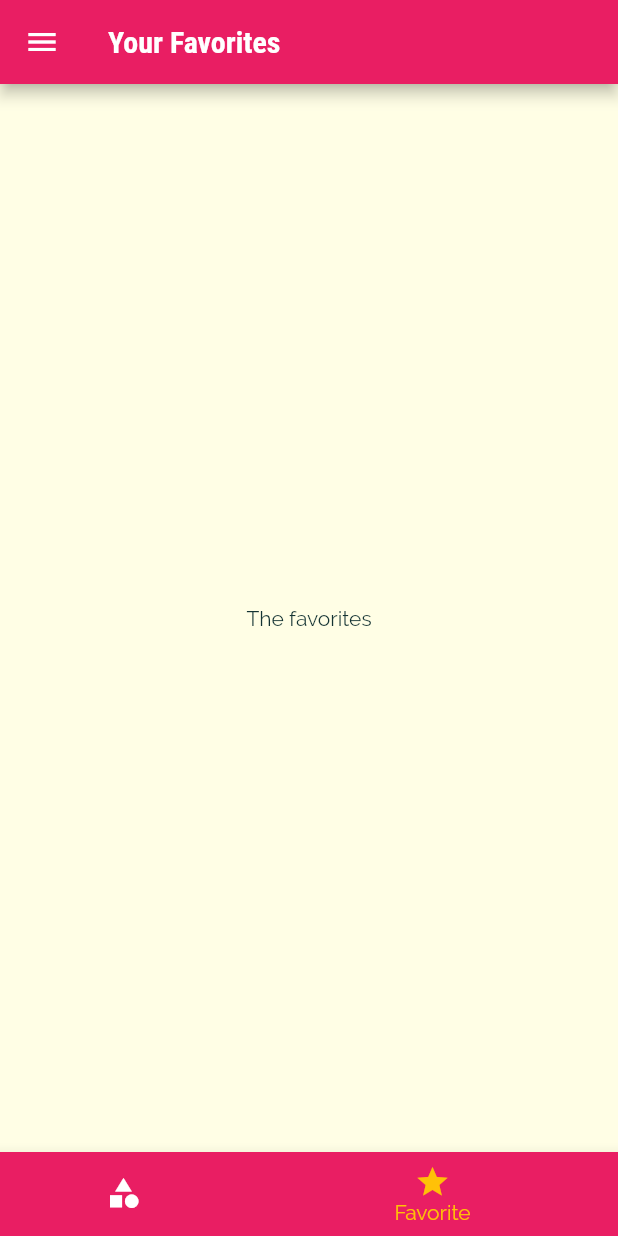
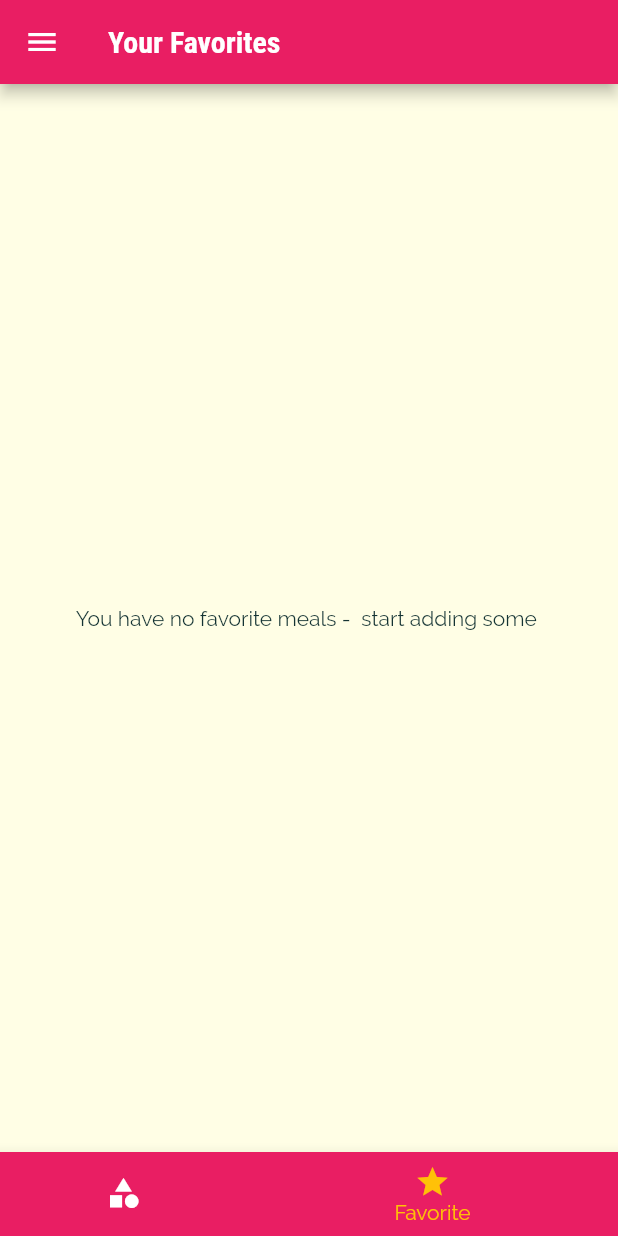
Before and after one commit to saielmejor/NavigationScreen, a Flutter app: the screen it shows after launch, item 2 of the bottom bar chosen, on a phone screen of 412 x 824 dp. Run offline on Flutter 3.47's test engine with Material 2 defaults, Android fonts, the light colour scheme and no system bars.

Commit message:
add favorite screen logic

```diff
--- a/lib/main.dart
+++ b/lib/main.dart
@@ -29,11 +29,27 @@ class _MyAppState extends State<MyApp> {
   };
   // create a list of meals from dummy_data.dart
   List<Meal> _availableMeals = DUMMY_MEALS;
+  //create a list if favorite meals
+  List<Meal> _favoritedMeals = []; // leave as empty as default
   //new method to get a map
   void _setFilters(Map<String, bool> filterData) {
     setState(() {
       _filters = filterData; // update filters properties
-      _availableMeals = DUMMY_MEALS.where((meal) {}).toList();
+      _availableMeals = DUMMY_MEALS.where((meal) {
+        if (_filters['gluten'] && !meal.isGlutenFree) {
+          return false;
+        }
+        if (_filters['lactose'] && !meal.isLactoseFree) {
+          return false;
+        }
+        if (_filters['vegan'] && !meal.isVegan) {
+          return false;
+        }
+        if (_filters['vegetarian'] && !meal.isVegetarian) {
+          return false;
+        }
+        return true;
+      }).toList();
     });
   }
 
@@ -70,11 +86,12 @@ class _MyAppState extends State<MyApp> {
         // home: CategoriesScreen(),
         //you can identify the routes or scren
         routes: {
-          '/': (ctx) => TabsScren(),
-          CategoryMealsScreen.routeName: (ctx) => CategoryMealsScreen(_availableMeals),
+          '/': (ctx) => TabsScren(_favoritedMeals),//forward favorited meals
+          CategoryMealsScreen.routeName: (ctx) =>
+              CategoryMealsScreen(_availableMeals),
           MealDetailScreen.routeName: (ctx) => MealDetailScreen(),
           FiltersScreen.routeName: (ctx) =>
-              FiltersScreen(_setFilters), // add a pointer to setFilter
+              FiltersScreen(_filters, _setFilters) // add a pointer to setFilter
         },
         // onGenerateRoute: (settings) {
         //   print(settings.arguments);
--- a/lib/screens/favorite_screen.dart
+++ b/lib/screens/favorite_screen.dart
@@ -1,8 +1,14 @@
 import 'package:flutter/material.dart';
+import '../models/meal.dart';
+//accept favorite meals
 
 class FavoritesScreen extends StatelessWidget {
+  final List<Meal> favoriteMeals;
+
+  FavoritesScreen(this.favoriteMeals);
   @override
   Widget build(BuildContext context) {
-    return Center(child: Text('The favorites'));
+    return Center(
+        child: Text('You have no favorite meals -  start adding some '));
   }
 }
--- a/lib/screens/tabs_screen.dart
+++ b/lib/screens/tabs_screen.dart
@@ -2,19 +2,36 @@ import 'package:flutter/material.dart';
 import 'categories_screen.dart';
 import '../widgets/main_drawer.dart';
 import 'favorite_screen.dart';
+import '../models/meal.dart';
 
 class TabsScren extends StatefulWidget {
+  final List<Meal> favoriteMeals;
+  TabsScren(this.favoriteMeals); //constructor favoriteMeals
+
   @override
   _TabsScrenState createState() => _TabsScrenState();
 }
 
 class _TabsScrenState extends State<TabsScren> {
-  final List<Map<String, Object>> _pages = [
-    {'page': CategoriesScreen(), 'title': 'Categories'},
-    {'page': FavoritesScreen(), 'title': 'Your Favorites'},
-  ]; //add aproperty for selectedPageIndex
+  List<Map<String, Object>> _pages;
+  int _selectedPageIndex = 0;
 
-  int _selectedPageIndex = 0;
+// pass the pages inside init state to allow use widget property
+  @override
+  void initState() {
+    //initialize pages here
+    _pages = [
+      {'page': CategoriesScreen(), 'title': 'Categories'},
+      {
+        'page': FavoritesScreen(widget.favoriteMeals),
+        'title': 'Your Favorites'
+      },
+    ];
+
+    //add aproperty for selectedPageIndex
+    super.initState();
+  }
+
   void _selectPage(int index) {
     // will give you the index of the selected page
 // goes to the selectedpage dependending on the selected  index
```
Also changed, not shown: lib/screens/filter_screen.dart (+23 -2 lines), 2 other files.
